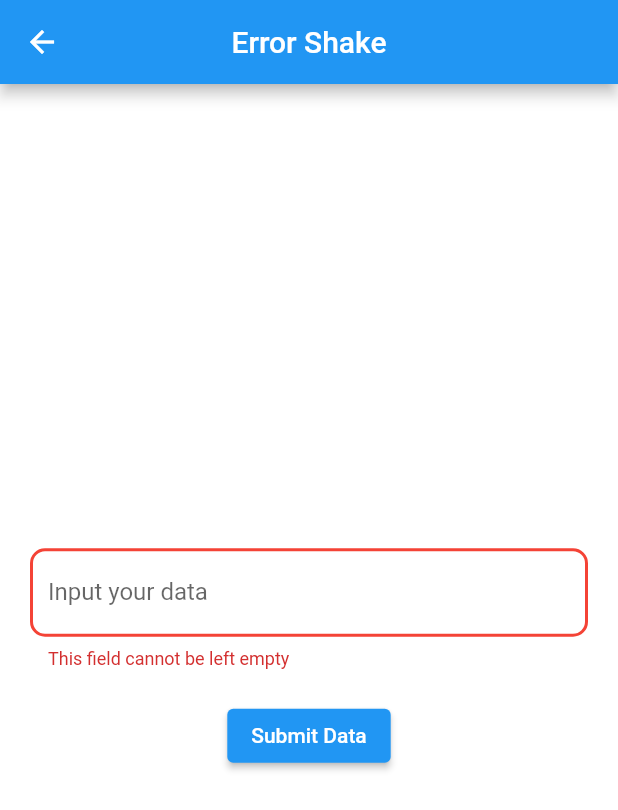
After one commit to ChrisWongAtCUHK/flutter_animations_demo, a Flutter app: the ErrorShakeScreen screen opened by its route, after a tap on "Submit Data", on a phone screen of 412 x 824 dp. The commit adds this screen. Shown: the top 810 px of the screen. Run offline on Flutter 3.47's test engine with Material 2 defaults, Android fonts, the phone set to English and light mode, and no system bars.

Commit message:
Add Error Shake Effect to TextFields

```diff
--- a/lib/main.dart
+++ b/lib/main.dart
@@ -1,6 +1,7 @@
 import 'package:flutter/material.dart';
 import 'package:flutter_animations_demo/views/home.dart';
 import 'package:flutter_animations_demo/views/rocket.dart';
+import 'package:flutter_animations_demo/views/error_shake.dart';
 
 void main() => runApp(const MyApp());
 
@@ -18,6 +19,7 @@ class MyApp extends StatelessWidget {
       routes: {
         '/': (context) => const HomeScreen(),
         '/rocket': (context) => const RocketScreen(),
+        '/error_shake': (context) => const ErrorShakeScreen(),
       },
     );
   }
--- /dev/null
+++ b/lib/views/error_shake.dart
@@ -0,0 +1,103 @@
+// [Add Error Shake Effect to TextFields | Flutter](https://alitalhacoban.medium.com/add-error-shake-effect-to-textfields-flutter-7e8e549e96b5)
+import 'package:flutter/material.dart';
+
+class ErrorShakeScreen extends StatefulWidget {
+  const ErrorShakeScreen({super.key});
+
+  @override
+  State<ErrorShakeScreen> createState() => _ErrorShakeScreenState();
+}
+
+class _ErrorShakeScreenState extends State<ErrorShakeScreen> {
+  // Controller object of our TextField
+  final _controllerTextField = TextEditingController();
+
+  // Boolean variable to check for errors
+  bool _isTextFieldError = false;
+
+  @override
+  Widget build(BuildContext context) {
+    return Scaffold(
+        backgroundColor: Colors.white,
+        appBar: AppBar(
+          centerTitle: true,
+          title: const Text('Error Shake'),
+        ),
+        body: Center(
+          child: SingleChildScrollView(
+            child: Column(
+              children: [
+                Padding(
+                  padding: const EdgeInsets.symmetric(horizontal: 20),
+                  child: TextField(
+                    maxLines: 1,
+                    onChanged: (text) {
+                      setState(() {
+                        _isTextFieldError = (text.isEmpty);
+                      });
+                    },
+                    controller: _controllerTextField,
+                    decoration: InputDecoration(
+                        labelText: 'Input your data',
+                        errorBorder: OutlineInputBorder(
+                          borderRadius: BorderRadius.circular(10.0),
+                          borderSide:
+                              const BorderSide(color: Colors.red, width: 2.0),
+                        ),
+                        focusedErrorBorder: OutlineInputBorder(
+                          borderRadius: BorderRadius.circular(10.0),
+                          borderSide:
+                              const BorderSide(color: Colors.red, width: 2.0),
+                        ),
+                        focusedBorder: OutlineInputBorder(
+                          borderRadius: BorderRadius.circular(10.0),
+                          borderSide: const BorderSide(
+                              color: Colors.greenAccent, width: 2.0),
+                        ),
+                        enabledBorder: OutlineInputBorder(
+                          borderRadius: BorderRadius.circular(10.0),
+                          borderSide: const BorderSide(
+                              color: Colors.lightBlue, width: 1.0),
+                        ),
+                        hintText: 'Input your data',
+                        errorText: _isTextFieldError
+                            ? 'This field cannot be left empty' // Error message
+                            : null),
+                  ),
+                ),
+                const SizedBox(
+                  height: 20,
+                ),
+                ElevatedButton(
+                  onPressed: () async {
+                    if (_controllerTextField.text.isEmpty) {
+                      // do anything when it gives an error
+
+                      setState(() {
+                        // update error status
+                        _isTextFieldError = true;
+                      });
+                    } else {
+                      // do anything when it doesn't give an error
+                      var snackBar = SnackBar(
+                          content: Text(
+                              ' ${_controllerTextField.text} Data submitted successfully'));
+                      ScaffoldMessenger.of(context).showSnackBar(snackBar);
+
+                      // to dismiss the on-screen keyboard
+                      FocusManager.instance.primaryFocus?.unfocus();
+
+                      setState(() {
+                        // update error status
+                        _isTextFieldError = false;
+                      });
+                    }
+                  },
+                  child: const Text('Submit Data'),
+                ),
+              ],
+            ),
+          ),
+        ));
+  }
+}
--- a/lib/views/home.dart
+++ b/lib/views/home.dart
@@ -14,6 +14,10 @@ class HomeScreen extends StatelessWidget {
               title: const Text('Rocket Demo'),
               onTap: () => Navigator.pushNamed(context, '/rocket'),
             ),
+            ListTile(
+              title: const Text('Error Shake Effect'),
+              onTap: () => Navigator.pushNamed(context, '/error_shake'),
+            ),
           ],
         ),
       ),
```
